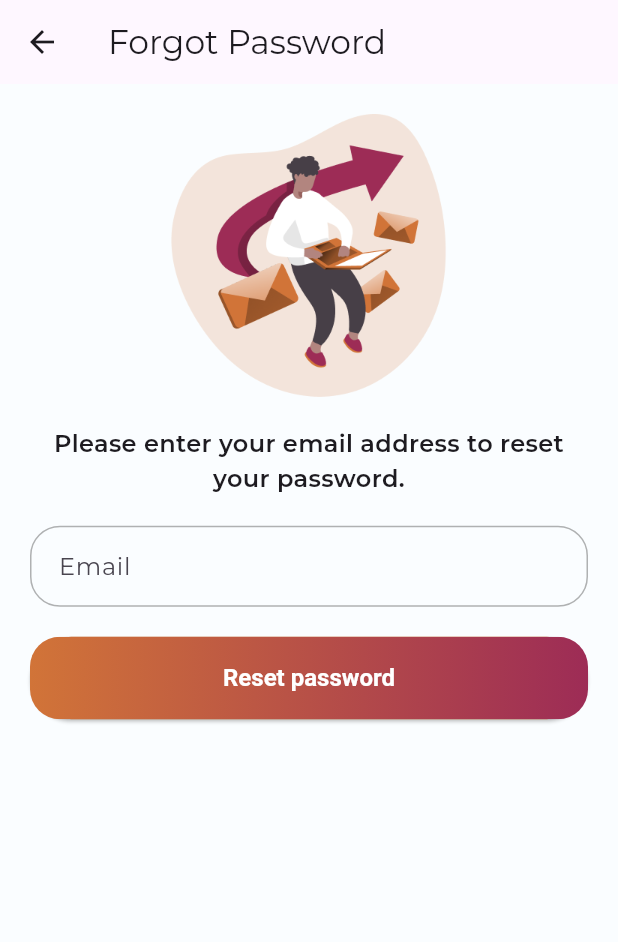
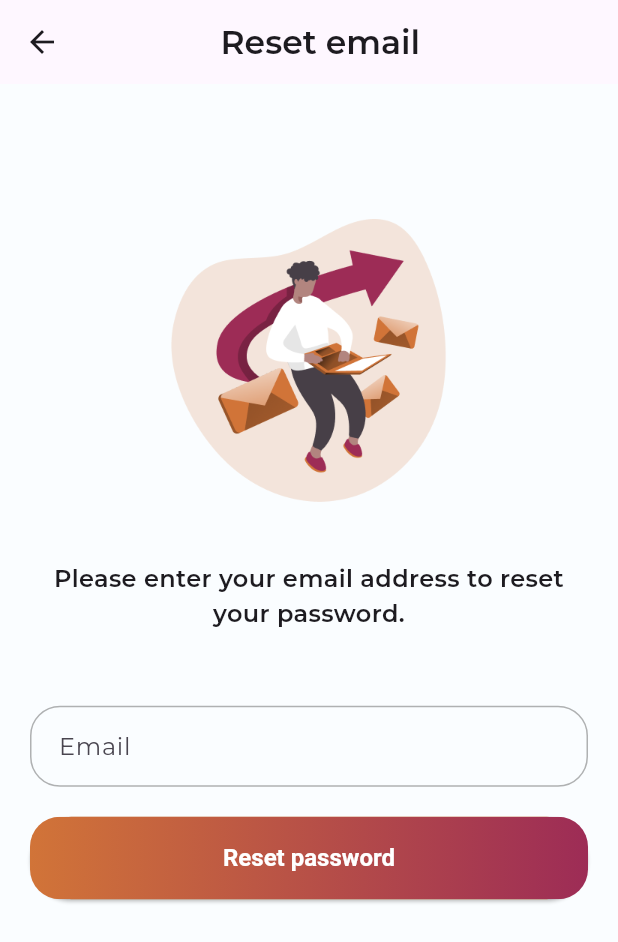
Before and after one commit to mislavcupic/Tourist-app-algebra-2024, a Flutter app: the ForgotPasswordScreen screen opened directly, on a phone screen of 412 x 824 dp. Shown: the top 942 px of the screen. Run offline on Flutter 3.47's test engine with Material 3 defaults, Android fonts, the phone set to English and light mode, and no system bars; our stand-ins replace dartz, dio, firebase_auth, firebase_core, flutter_hooks, flutter_riverpod and 4 more; accounts and stored records are empty; generated files the repository leaves out were written again.

Commit message:
dodan resend reset password screen

```diff
--- a/lib/features/auth/presentation/screen/forgot_password_screen.dart
+++ b/lib/features/auth/presentation/screen/forgot_password_screen.dart
@@ -1,4 +1,5 @@
 import 'package:flutter/material.dart';
+import 'package:flutter/scheduler.dart';
 import 'package:flutter_riverpod/flutter_riverpod.dart';
 import 'package:tourist_project_mc/core/style/style_extensions.dart';
 import 'package:tourist_project_mc/features/auth/presentation/widget/custom_text_field.dart';
@@ -6,33 +7,63 @@ import 'package:tourist_project_mc/features/auth/presentation/widget/custom_text
 import '../../../common/presentation/widget/custom_primary_button.dart';
 import 'package:tourist_project_mc/features/auth/presentation/controller/reset_password_controller.dart';
 
-import '../controller/state/password_reset_state.dart'; // Import za tvoj kontroler
+import '../controller/state/password_reset_state.dart';
+import 'forgot_password_resend_screen.dart';
 
-class ForgotPasswordScreen extends ConsumerWidget { // Koristimo ConsumerWidget da bi imali pristup `ref`
+class ForgotPasswordScreen extends ConsumerWidget {
   const ForgotPasswordScreen({super.key});
 
   @override
   Widget build(BuildContext context, WidgetRef ref) {
     final emailController = TextEditingController();
 
-    // Pristupamo stanju iz kontrolera za provjeru da li je učitavanje aktivno
-    final isLoading = ref.watch(resetPasswordControllerProvider.select((state) => state is PasswordResetLoading));
+    // Pristupamo stanju iz kontrolera
+    final resetState = ref.watch(resetPasswordControllerProvider);
 
-    // Metoda za pozivanje resetiranja lozinke
+    // Definicija `isLoading` i resetPassword funkcije unutar `build`
+    final isLoading = resetState is PasswordResetLoading;
+
     void resetPassword() {
       final email = emailController.text;
       if (email.isNotEmpty) {
         // Pozivanje metode za resetiranje lozinke
         ref.read(resetPasswordControllerProvider.notifier).resetPassword(email);
       } else {
-        // Možete dodati poruku o grešci ako email nije unešen
-        ScaffoldMessenger.of(context).showSnackBar(SnackBar(content: Text('Please enter a valid email address')));
+        ScaffoldMessenger.of(context).showSnackBar(
+          SnackBar(content: Text('Please enter a valid email address')),
+        );
       }
     }
 
+    // Upravljanje stanjima
+    if (resetState is PasswordResetSuccess) {
+      SchedulerBinding.instance.addPostFrameCallback((_) {
+        if (context.mounted) {
+          Navigator.pushReplacement(
+            context,
+            MaterialPageRoute(
+              builder: (context) => ForgotPasswordResendScreen(), // Idi na ForgotPasswordResendScreen
+            ),
+          );
+        }
+      });
+    } else if (resetState is PasswordResetFailure) {
+      SchedulerBinding.instance.addPostFrameCallback((_) {
+        if (context.mounted) {
+          ScaffoldMessenger.of(context).showSnackBar(
+            SnackBar(content: Text(resetState.errorMessage)),
+          );
+        }
+      });
+    }
+
     return Scaffold(
+      resizeToAvoidBottomInset: false,
       appBar: AppBar(
-        title: const Text("Forgot Password"),
+        title: Transform.translate(
+          offset: const Offset(75, 0),
+          child: const Text('Reset email', style: TextStyle(fontWeight: FontWeight.w600)),
+        ),
       ),
       body: SafeArea(
         child: Padding(
@@ -40,10 +71,11 @@ class ForgotPasswordScreen extends ConsumerWidget { // Koristimo ConsumerWidget
           child: Column(
             crossAxisAlignment: CrossAxisAlignment.center,
             children: [
+              const SizedBox(height: 70),
               // Slika (npr. ikona resetiranja lozinke)
               Image.asset("assets/images/reset_password_email.png", width: 250),
 
-              const SizedBox(height: 20),
+              const SizedBox(height: 40),
 
               // Tekst
               Text(
@@ -52,7 +84,7 @@ class ForgotPasswordScreen extends ConsumerWidget { // Koristimo ConsumerWidget
                 textAlign: TextAlign.center,
               ),
 
-              const SizedBox(height: 20),
+              const SizedBox(height: 50),
 
               // Unos email adrese
               CustomTextField(
@@ -65,10 +97,18 @@ class ForgotPasswordScreen extends ConsumerWidget { // Koristimo ConsumerWidget
 
               // Dugme za resetiranje lozinke
               CustomPrimaryButton(
-                onPressed: isLoading ? () {} : resetPassword, // Onemogućiti dugme kada je učitavanje aktivno
+                onPressed: isLoading
+                    ? () {} // Prazna funkcija kada je učitavanje aktivno
+                    : resetPassword,
                 child: isLoading
-                    ? CircularProgressIndicator(backgroundColor: Colors.transparent, color: Colors.white)
-                    : Text("Reset password", style: context.textButton.copyWith(color: Colors.white)),
+                    ? CircularProgressIndicator(
+                  backgroundColor: Colors.transparent,
+                  color: Colors.white,
+                )
+                    : Text(
+                  "Reset password",
+                  style: context.textButton.copyWith(color: Colors.white),
+                ),
               ),
             ],
           ),
--- a/lib/features/auth/presentation/screen/sign_in_screen.dart
+++ b/lib/features/auth/presentation/screen/sign_in_screen.dart
@@ -48,7 +48,7 @@ class _SignInScreenState extends ConsumerState<SignInScreen> {
 
           case EmailVerificationState():
             //ignoraj
-            print('Ignore');
+
         }
       });
     });
```
Also changed, not shown: lib/features/auth/presentation/screen/forgot_password_resend_screen.dart (added, +85 -0 lines).
